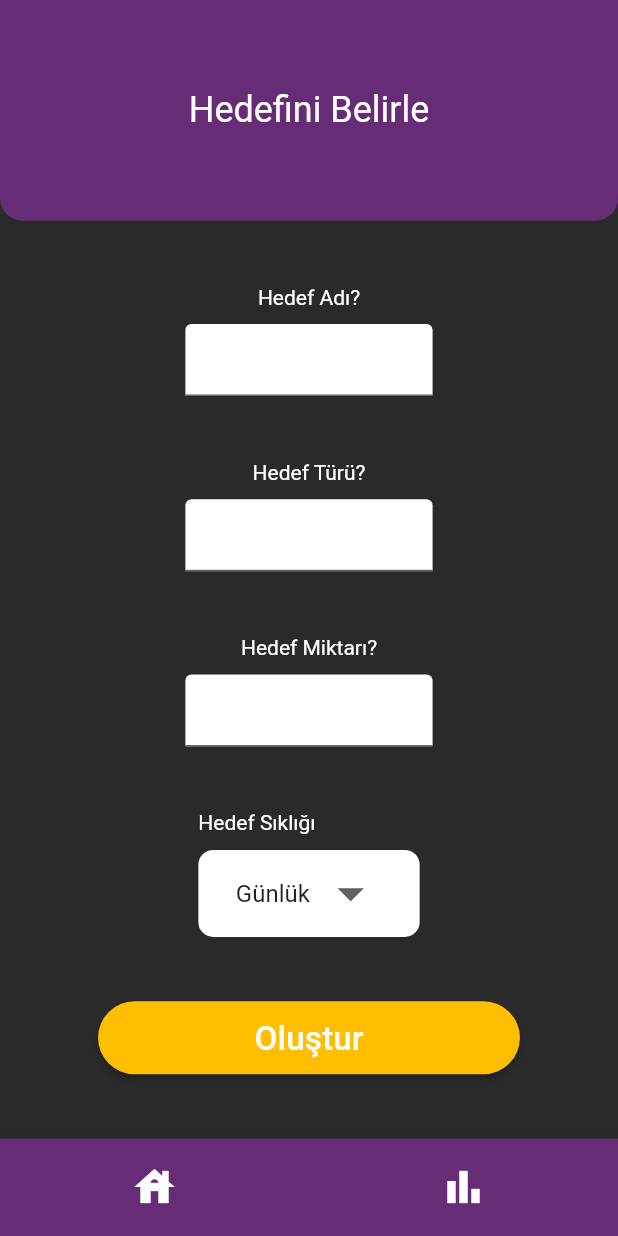
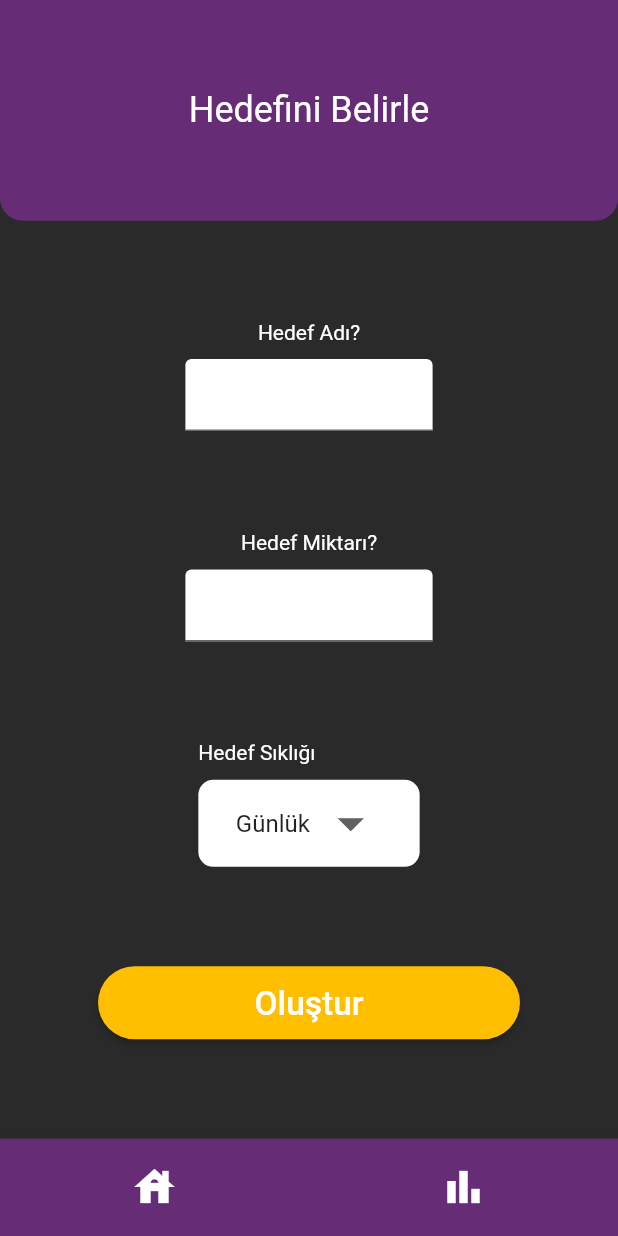
Before and after one commit to cangurdev/PanOut, a Flutter app: the CustomGoal screen opened by its route, on a phone screen of 412 x 824 dp. Run offline on Flutter 3.47's test engine with Material 2 defaults, Android fonts, the phone set to English and light mode, and no system bars; our stand-ins replace sqflite; accounts and stored records are empty.

Commit message:
fixed goal update

```diff
--- a/lib/main.dart
+++ b/lib/main.dart
@@ -12,7 +12,7 @@ void main() {
 class MyApp extends StatelessWidget {
 
   final Goal goal = new Goal(
-    category: "",
+    category: "Özel",
     type: "",
     amount: 0,
     frequency: "günlük",
--- a/lib/store.dart
+++ b/lib/store.dart
@@ -36,6 +36,9 @@ class Store extends ChangeNotifier {
 
   void updateGoal(String key, dynamic value) {
     Map<String, dynamic> goalMap = _goal.toMap();
+    try {
+      value = int.parse(value);
+    } catch (e) {}
     goalMap[key] = value;
     _goal = Goal.fromMap(goalMap);
     notifyListeners();
--- a/lib/widgets/body/custom_goal_body.dart
+++ b/lib/widgets/body/custom_goal_body.dart
@@ -14,10 +14,6 @@ class CustomGoalBody extends StatelessWidget {
           Column(mainAxisAlignment: MainAxisAlignment.spaceEvenly, children: [
         TextInput(
           title: "Hedef Adı?",
-          goalKey: "category",
-        ),
-        TextInput(
-          title: "Hedef Türü?",
           goalKey: "type",
         ),
         TextInput(
--- a/lib/widgets/button/edit_button.dart
+++ b/lib/widgets/button/edit_button.dart
@@ -39,11 +39,12 @@ class EditButton extends StatelessWidget {
                 ),
                 TextInput(
                   title: "Yeni Değer",
+                  goalKey: "current",
                 ),
                 TextButton(
                   onPressed: () async {
                     DatabaseHelper db = new DatabaseHelper();
-                    int newCurrent = context.read<Store>().newGoalCurrent;
+                    int newCurrent = context.read<Store>().goal.current;
                     await db.updateGoal(newCurrent, id);
                     int target = context
                         .read<Store>()
```
Also changed, not shown: lib/widgets/input/text_input.dart (+7 -4 lines).
